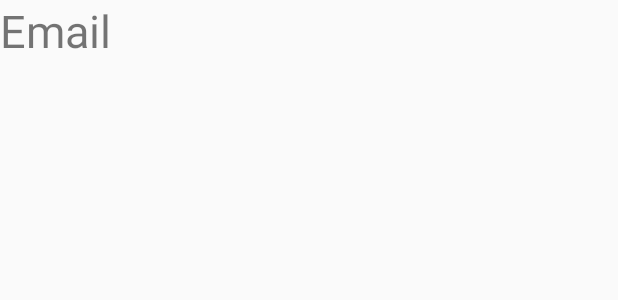
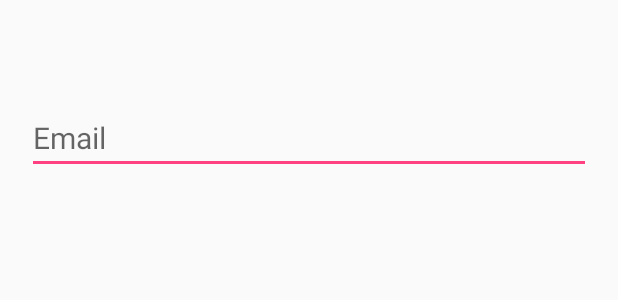
Before and after one commit to shamshad919/Foodie, an Android app: the layout sign_up.xml on its own in the app's theme, with its tools: preview values and no code run, on a phone screen of 412 x 824 dp. Shown: the top 300 px of the screen. Run offline under Robolectric (Android 15) with nearby library versions, the phone set to English and light mode, and no system bars.

Commit message:
sign up page

```diff
--- a/app/src/main/res/layout/activity_main.xml
+++ b/app/src/main/res/layout/activity_main.xml
@@ -17,7 +17,7 @@
             android:layout_width="wrap_content"
             android:layout_height="wrap_content"
             android:layout_centerHorizontal="true"
-            android:layout_marginTop="270dp"
+            android:layout_centerInParent="true"
             android:text="LIME STONE"
             android:textAlignment="center"
             android:textAppearance="@style/TextAppearance.AppCompat"
--- a/app/src/main/res/layout/sign_up.xml
+++ b/app/src/main/res/layout/sign_up.xml
@@ -1,13 +1,18 @@
 <?xml version="1.0" encoding="utf-8"?>
 <RelativeLayout xmlns:android="http://schemas.android.com/apk/res/android"
     android:layout_width="match_parent"
-    android:layout_height="match_parent">
+    android:layout_height="match_parent"
+    android:padding="18dp">
 
 
-    <TextView
-        android:id="@+id/Email"
+    <EditText
+        android:id="@+id/editText"
         android:layout_width="wrap_content"
         android:layout_height="wrap_content"
-        android:text="Email"
-        android:textSize="30dp"/>
+        android:ems="17"
+        android:inputType="textEmailAddress"
+        android:layout_marginTop="50dp"
+        android:hint="Email"
+        android:textSize="20sp"
+        />
 </RelativeLayout>
--- a/build.gradle
+++ b/build.gradle
@@ -7,10 +7,12 @@ buildscript {
     dependencies {
         classpath 'com.android.tools.build:gradle:2.3.3'
 
+
         // NOTE: Do not place your application dependencies here; they belong
         // in the individual module build.gradle files
     }
 }
+
 
 allprojects {
     repositories {
```
